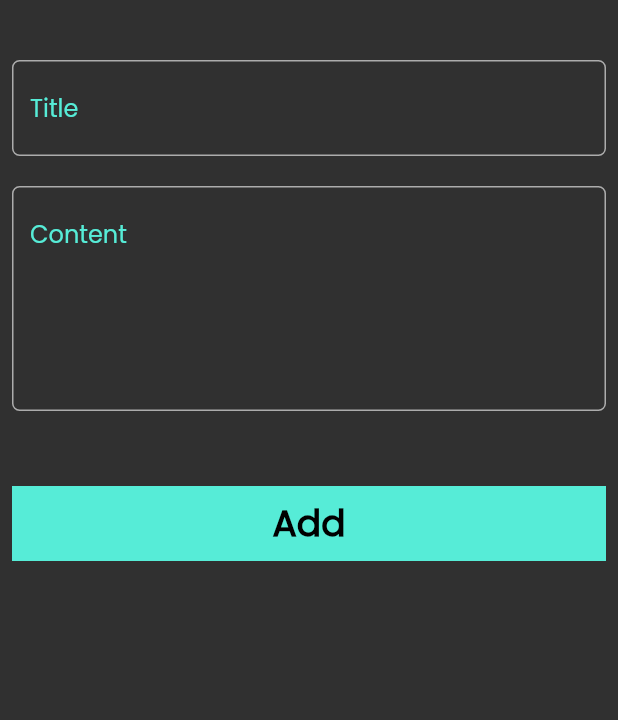
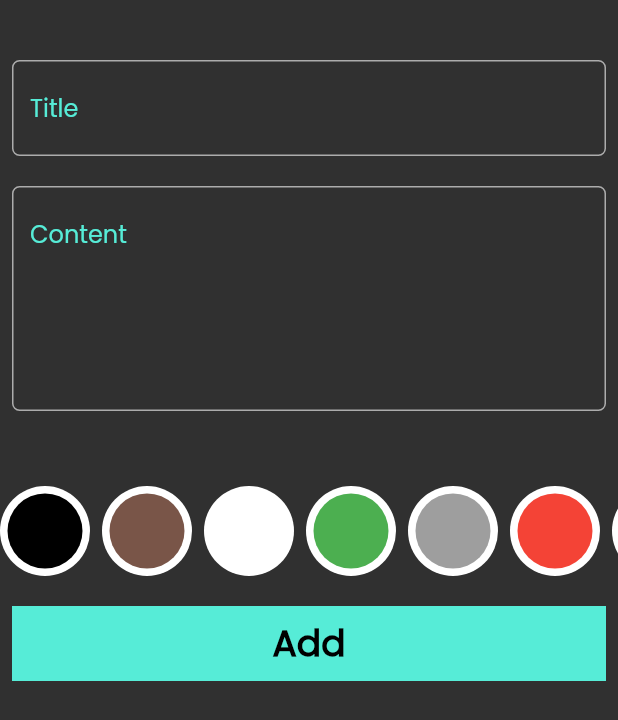
Before and after one commit to Sameradel11/Flutter-NotesApp, a Flutter app: the AddNoteForm widget shown alone on an empty page, opened directly, on a phone screen of 412 x 824 dp. Shown: the top 720 px of the screen. Run offline on Flutter 3.47's test engine with Material 2 defaults, Android fonts, the phone set to English and light mode, and no system bars; our stand-ins replace bloc, flutter_bloc, hive, hive_flutter; missing offline and left inert: awesome_icons; accounts and stored records are empty.

Commit message:
color listview

```diff
--- a/lib/views/edit_view.dart
+++ b/lib/views/edit_view.dart
@@ -36,6 +36,7 @@ class _EditViewState extends State<EditView> {
                   widget.note.title = newtitle ?? widget.note.title;
                   widget.note.content = newcontent ?? widget.note.content;
                   Navigator.pop(context);
+                  // widget.note.save();
                   BlocProvider.of<FetchNotesCubit>(context).fetchAllNotes();
                 },
                 title: "Edit Note",
--- a/lib/widgets/add_note_form.dart
+++ b/lib/widgets/add_note_form.dart
@@ -10,7 +10,7 @@ class AddNoteForm extends StatefulWidget {
   const AddNoteForm({
     super.key,
   });
-
+  static Color? currcolor;
   @override
   State<AddNoteForm> createState() => _AddNoteFormState();
 }
@@ -19,6 +19,7 @@ class _AddNoteFormState extends State<AddNoteForm> {
   final GlobalKey<FormState> formkey = GlobalKey();
   AutovalidateMode autovalidateMode = AutovalidateMode.disabled;
   String? title, subTitle;
+  int? color;
   @override
   Widget build(BuildContext context) {
     return Form(
@@ -44,6 +45,10 @@ class _AddNoteFormState extends State<AddNoteForm> {
           const SizedBox(
             height: 40,
           ),
+          ColorListView(),
+          const SizedBox(
+            height: 20,
+          ),
           BlocBuilder<NoteCubit, AddNoteState>(
             builder: (context, state) {
               return CustomButton(
@@ -51,13 +56,12 @@ class _AddNoteFormState extends State<AddNoteForm> {
                 text: "Add",
                 onTap: () {
                   if (formkey.currentState!.validate()) {
-                    String time=DateFormat("hh:mm \n y-mm-dd").format(DateTime.now()).toString();
+                    String time = DateFormat("hh:mm \n y-mm-dd")
+                        .format(DateTime.now())
+                        .toString();
                     formkey.currentState!.save();
-                    NoteModel note = NoteModel(
-                        title!,
-                        subTitle!,
-                        time,
-                        Colors.blue.value);
+                    NoteModel note =
+                        NoteModel(title!, subTitle!, time, Colors.blue.value);
 
                     BlocProvider.of<NoteCubit>(context).addNote(note);
                   } else {
@@ -75,3 +79,87 @@ class _AddNoteFormState extends State<AddNoteForm> {
     );
   }
 }
+
+class ColorCircle extends StatefulWidget {
+  ColorCircle({
+    super.key,
+    required this.isActiv,
+    required this.circleColor,
+  });
+  bool isActiv;
+  final Color circleColor;
+
+  @override
+  State<ColorCircle> createState() => _ColorCircleState();
+}
+
+class _ColorCircleState extends State<ColorCircle> {
+  @override
+  Widget build(BuildContext context) {
+    return widget.isActiv
+        ? CircleAvatar(
+            backgroundColor: Colors.white,
+            radius: 30,
+            child: CircleAvatar(
+              radius: 25,
+              backgroundColor: widget.circleColor,
+            ),
+          )
+        : CircleAvatar(
+            radius: 25,
+            backgroundColor: widget.circleColor,
+          );
+  }
+}
+
+class ColorListView extends StatefulWidget {
+  const ColorListView({super.key});
+
+  @override
+  State<ColorListView> createState() => _ColorListViewState();
+}
+
+class _ColorListViewState extends State<ColorListView> {
+  @override
+  Widget build(BuildContext context) {
+    const List<Color> listcolor = [
+      Colors.black,
+      Colors.brown,
+      Colors.white,
+      Colors.green,
+      Colors.grey,
+      Colors.red,
+      Colors.redAccent,
+      Colors.yellow,
+      Colors.yellowAccent,
+      Colors.indigo,
+      Colors.orange,
+      Colors.pink,
+      Colors.deepPurple,
+      Colors.lightGreen,
+      Colors.lightBlue,
+      Colors.cyan,
+      Colors.cyanAccent
+    ];
+    int currindex = 9;
+    return SizedBox(
+        height: 60,
+        child: ListView.builder(
+            itemCount: listcolor.length,
+            scrollDirection: Axis.horizontal,
+            itemBuilder: (context, index) {
+              return GestureDetector(
+                onTap: () {
+                  setState(() {});
+                },
+                child: Padding(
+                  padding: const EdgeInsets.only(right: 8.0),
+                  child: ColorCircle(
+                    isActiv: true,
+                    circleColor: listcolor[index],
+                  ),
+                ),
+              );
+            }));
+  }
+}
```
